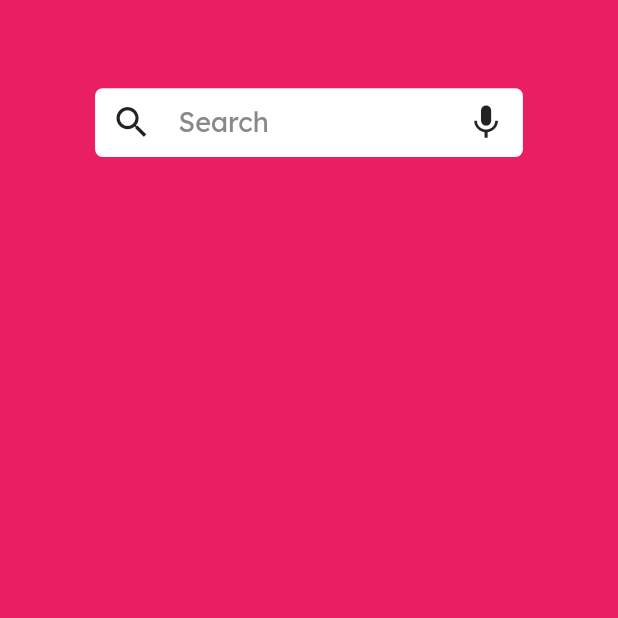
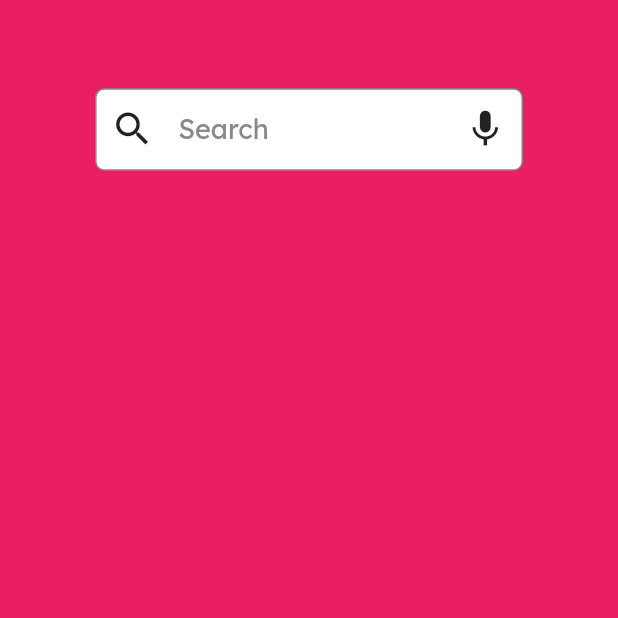
Before and after one commit to x-sushant-x/Aqua-Watch-App, a Flutter app: the MapPage screen opened directly, on a phone screen of 412 x 824 dp, the top half of it. Run offline on Flutter 3.47's test engine with Material 2 defaults, Android fonts, the phone set to English and light mode, and no system bars; our stand-ins replace flutter_svg, google_fonts; network calls fail.

Commit message:
improved padding and size detailings and add splashimage to assets

```diff
--- a/lib/screens/map.dart
+++ b/lib/screens/map.dart
@@ -7,30 +7,33 @@ class MapPage extends StatelessWidget {
     return Scaffold(
       body: Stack(
         children: [
-          Container(color: Colors.pink),
+          Container(color: Colors.pink), // will be replaced by actual map
           Positioned(
             top: MediaQuery.of(context).size.height / 14,
             left: MediaQuery.of(context).size.width / 6.5,
             right: MediaQuery.of(context).size.width / 6.5,
             child: SafeArea(
               child: Container(
-                width: MediaQuery.of(context).size.width / 3,
-                height: MediaQuery.of(context).size.height / 18,
+                width: MediaQuery.of(context).size.width / 2.1,
+                height: MediaQuery.of(context).size.height / 15,
                 decoration: BoxDecoration(
-                  borderRadius: BorderRadius.circular(5),
-                  color: Colors.white,
-                ),
+                    borderRadius: BorderRadius.circular(6),
+                    color: Colors.white,
+                    border: Border.all(color: Color(0xFF898989), width: 1)),
                 child: Row(
                   children: [
                     Padding(
                         padding: EdgeInsets.only(
-                            top: (MediaQuery.of(context).size.height / 90),
-                            bottom: (MediaQuery.of(context).size.height / 90),
-                            left: MediaQuery.of(context).size.width / 38,
-                            right: MediaQuery.of(context).size.width / 38),
-                        child: Icon(
-                          Icons.search,
-                          size: MediaQuery.of(context).size.height / 30,
+                          top: (MediaQuery.of(context).size.height / 400),
+                          bottom: (MediaQuery.of(context).size.height / 400),
+                          left: MediaQuery.of(context).size.width / 10000,
+                        ),
+                        child: IconButton(
+                          onPressed: () {},
+                          icon: Icon(
+                            Icons.search,
+                            size: MediaQuery.of(context).size.height / 28,
+                          ),
                         )),
                     Expanded(
                         child: Padding(
@@ -49,13 +52,15 @@ class MapPage extends StatelessWidget {
                             ))),
                     Padding(
                         padding: EdgeInsets.only(
-                            top: (MediaQuery.of(context).size.height / 90),
-                            bottom: (MediaQuery.of(context).size.height / 90),
-                            left: MediaQuery.of(context).size.width / 38,
-                            right: MediaQuery.of(context).size.width / 38),
-                        child: Icon(
-                          Icons.mic,
-                          size: MediaQuery.of(context).size.height / 30,
+                          top: (MediaQuery.of(context).size.height / 400),
+                          bottom: (MediaQuery.of(context).size.height / 400),
+                        ),
+                        child: IconButton(
+                          onPressed: () {},
+                          icon: Icon(
+                            Icons.mic,
+                            size: MediaQuery.of(context).size.height / 28,
+                          ),
                         ))
                   ],
                 ),
--- a/pubspec.yaml
+++ b/pubspec.yaml
@@ -69,6 +69,7 @@ flutter:
     - assets/Person.png
     - assets/Siren.png
     - assets/Upload File.png
+    - assets/splashimage.png
   #   - images/a_dot_ham.jpeg
 
   # An image asset can refer to one or more resolution-specific "variants", see
```
Also changed, not shown: lib/splash.dart (+40 -22 lines).
